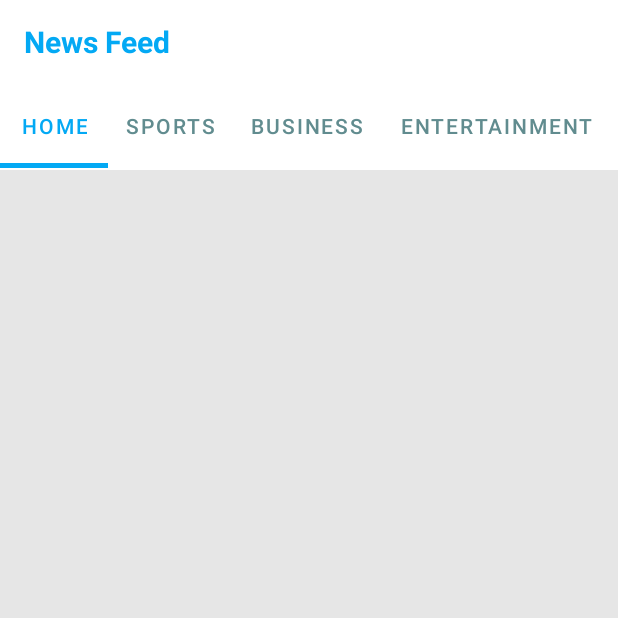
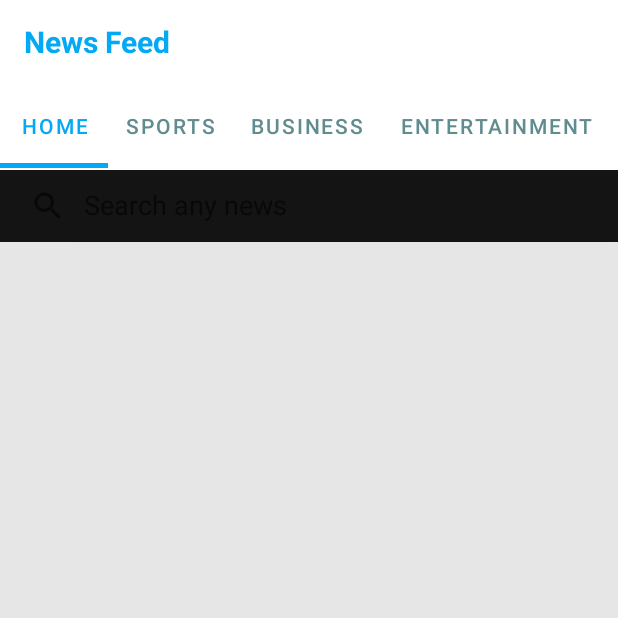
Before and after one commit to ZeeshanKhan312/News-APP, an Android app: the screen it shows after launch (MainActivity), on a phone screen of 412 x 824 dp, the top half of it. Run offline under Robolectric (Android 15) with nearby library versions, the phone set to English and light mode, and no system bars; pictures from the network do not load.

Commit message:
adding search feature-v 1.2

```diff
--- a/app/src/main/java/com/example/newsapp/ApiInterface.java
+++ b/app/src/main/java/com/example/newsapp/ApiInterface.java
@@ -7,10 +7,17 @@ import retrofit2.http.Query;
 public interface ApiInterface {
     String Base_URL="https://newsapi.org/v2/";
 
+    @GET("everything")
+    Call<News> searchNews(
+            @Query("q") String q,
+            @Query("pageSize") int pageSize,
+            @Query("apiKey") String apiKey
+    );
+
     @GET("top-headlines")
     Call<News> getNews(
         @Query("country") String country,
-        @Query("pageSize") int pagesize,
+        @Query("pageSize") int pageSize,
         @Query("apiKey") String apiKey
     );
 
@@ -18,7 +25,7 @@ public interface ApiInterface {
     Call<News> getCategoryNews(
             @Query("country") String country,
             @Query("category") String category,
-            @Query("pageSize") int pagesize,
+            @Query("pageSize") int pageSize,
             @Query("apiKey") String apiKey
     );
 }
--- a/app/src/main/java/com/example/newsapp/BusinessFragment.java
+++ b/app/src/main/java/com/example/newsapp/BusinessFragment.java
@@ -1,4 +1,6 @@
 package com.example.newsapp;
+
+import static com.example.newsapp.MainActivity.categoryNews;
 
 import android.os.Bundle;
 import android.view.LayoutInflater;
@@ -35,19 +37,21 @@ public class BusinessFragment extends Fragment {
         adapter=new Adapter(getContext(),newsList);
         businessRecyclerView.setAdapter(adapter);
 
-        //find Category wise news
-        ApiUtilities.getApiInterface().getCategoryNews(country,category,100,api).enqueue(new Callback<News>() {
-            @Override
-            public void onResponse(Call<News> call, Response<News> response) {
-                newsList.addAll(response.body().getArticles());
-                adapter.notifyDataSetChanged();
-            }
+        categoryNews(country,category,getContext(), adapter, newsList);
 
-            @Override
-            public void onFailure(Call<News> call, Throwable t) {
-
-            }
-        });
+//        //find Category wise news
+//        ApiUtilities.getApiInterface().getCategoryNews(country,category,100,api).enqueue(new Callback<News>() {
+//            @Override
+//            public void onResponse(Call<News> call, Response<News> response) {
+//                newsList.addAll(response.body().getArticles());
+//                adapter.notifyDataSetChanged();
+//            }
+//
+//            @Override
+//            public void onFailure(Call<News> call, Throwable t) {
+//
+//            }
+//        });
         return view;
     }
 }
--- a/app/src/main/java/com/example/newsapp/HomeFragment.java
+++ b/app/src/main/java/com/example/newsapp/HomeFragment.java
@@ -1,5 +1,7 @@
 package com.example.newsapp;
 
+import static com.example.newsapp.MainActivity.news;
+import static com.example.newsapp.MainActivity.searchNews;
 import android.os.Bundle;
 import android.view.LayoutInflater;
 import android.view.View;
@@ -7,6 +9,7 @@ import android.view.ViewGroup;
 
 import androidx.annotation.NonNull;
 import androidx.annotation.Nullable;
+import androidx.appcompat.widget.SearchView;
 import androidx.fragment.app.Fragment;
 import androidx.recyclerview.widget.LinearLayoutManager;
 import androidx.recyclerview.widget.RecyclerView;
@@ -24,6 +27,7 @@ public class HomeFragment extends Fragment {
     Adapter adapter;
     RecyclerView homeRecyclerView;
     ArrayList<Model> newsList;
+    androidx.appcompat.widget.SearchView searchBar;
 
     @Nullable
     @Override
@@ -31,23 +35,29 @@ public class HomeFragment extends Fragment {
         View view=inflater.inflate(R.layout.home_fragment,null);
         homeRecyclerView=view.findViewById(R.id.homeRecyclerView);
         newsList=new ArrayList<>();
+        searchBar=view.findViewById(R.id.search_bar);
+
         homeRecyclerView.setLayoutManager(new LinearLayoutManager(getContext()));
         adapter=new Adapter(getContext(),newsList);
         homeRecyclerView.setAdapter(adapter);
 
         //find News
-        ApiUtilities.getApiInterface().getNews(country,100,api).enqueue(new Callback<News>() {
+        news(country, adapter, newsList);
+
+        searchBar.setOnQueryTextListener(new SearchView.OnQueryTextListener() {
             @Override
-            public void onResponse(Call<News> call, Response<News> response) {
-                newsList.addAll(response.body().getArticles());
-                adapter.notifyDataSetChanged();
+            public boolean onQueryTextSubmit(String query) {
+                searchNews(query,adapter,newsList);
+                return true;
             }
 
             @Override
-            public void onFailure(Call<News> call, Throwable t) {
-
+            public boolean onQueryTextChange(String newText) {
+                    return false;
             }
         });
+
+
 
         return view;
     }
--- a/app/src/main/java/com/example/newsapp/MainActivity.java
+++ b/app/src/main/java/com/example/newsapp/MainActivity.java
@@ -4,26 +4,35 @@ import androidx.appcompat.app.AppCompatActivity;
 import androidx.viewpager.widget.ViewPager;
 import androidx.viewpager2.widget.ViewPager2;
 
+import android.content.Context;
 import android.os.Bundle;
+import android.widget.SearchView;
 import android.widget.Toolbar;
 
 import com.google.android.material.tabs.TabItem;
 import com.google.android.material.tabs.TabLayout;
+
+import java.util.ArrayList;
+
+import retrofit2.Call;
+import retrofit2.Callback;
+import retrofit2.Response;
 
  public class MainActivity extends AppCompatActivity {
     TabLayout tabLayout;
     TabItem tHome,tSports,tBusiness, tEntertainment, tHealth, tScience, tTechnology;
     androidx.appcompat.widget.Toolbar toolbar;
     PageAdapter pageAdapter;
-
-    String api="abf710fc482b48debbe6100332e3bd91";
+   static String api="abf710fc482b48debbe6100332e3bd91";
 
     @Override
     protected void onCreate(Bundle savedInstanceState) {
         super.onCreate(savedInstanceState);
         setContentView(R.layout.activity_main);
         toolbar=findViewById(R.id.toolbar);
-        setSupportActionBar(toolbar);
+        setSupportActionBar(toolbar); //set toolbar to act as an actionBar
+
+
 
         tHome=findViewById(R.id.home);
         tSports=findViewById(R.id.sports);
@@ -33,11 +42,14 @@ import com.google.android.material.tabs.TabLayout;
         tScience=findViewById(R.id.science);
         tTechnology=findViewById(R.id.technology);
         tabLayout=findViewById(R.id.TabLayout);
+
         ViewPager viewPager=findViewById(R.id.fragment_container);
 
+        //to set the viewpager according to the tabNo
         pageAdapter= new PageAdapter(getSupportFragmentManager(),7);
         viewPager.setAdapter(pageAdapter);
 
+        //if tab is changed
         tabLayout.addOnTabSelectedListener(new TabLayout.OnTabSelectedListener() {
             @Override
             public void onTabSelected(TabLayout.Tab tab) {
@@ -60,4 +72,54 @@ import com.google.android.material.tabs.TabLayout;
         viewPager.addOnPageChangeListener(new TabLayout.TabLayoutOnPageChangeListener(tabLayout));
 
     }
+
+    public static void news(String country, Adapter adapter, ArrayList<Model> newsList){
+        newsList.clear();
+        ApiUtilities.getApiInterface().getNews(country,100,api).enqueue(new Callback<News>() {
+            @Override
+            public void onResponse(Call<News> call, Response<News> response) {
+                newsList.addAll(response.body().getArticles());
+                adapter.notifyDataSetChanged();
+            }
+
+            @Override
+            public void onFailure(Call<News> call, Throwable t) {
+
+            }
+        });
+    }
+
+    public static void categoryNews(String country, String category, Context context,Adapter adapter, ArrayList<Model>newsList){
+//        ArrayList<Model>newsList= new ArrayList<>();
+//        Adapter adapter=new Adapter(context,newsList);
+        //find Category wise news
+        ApiUtilities.getApiInterface().getCategoryNews(country,category,100,api).enqueue(new Callback<News>() {
+            @Override
+            public void onResponse(Call<News> call, Response<News> response) {
+                newsList.addAll(response.body().getArticles());
+                adapter.notifyDataSetChanged();
+            }
+
+            @Override
+            public void onFailure(Call<News> call, Throwable t) {
+
+            }
+        });
+    }
+
+    public static void searchNews(String q, Adapter adapter, ArrayList<Model>newsList){
+        newsList.clear();
+        ApiUtilities.getApiInterface().searchNews(q,100,api).enqueue(new Callback<News>() {
+            @Override
+            public void onResponse(Call<News> call, Response<News> response) {
+                newsList.addAll(response.body().getArticles());
+                adapter.notifyDataSetChanged();
+            }
+
+            @Override
+            public void onFailure(Call<News> call, Throwable t) {
+
+            }
+        });
+    }
 }
--- a/app/src/main/java/com/example/newsapp/SportsFragment.java
+++ b/app/src/main/java/com/example/newsapp/SportsFragment.java
@@ -1,4 +1,6 @@
 package com.example.newsapp;
+
+import static com.example.newsapp.MainActivity.categoryNews;
 
 import android.os.Bundle;
 import android.view.LayoutInflater;
@@ -37,19 +39,21 @@ public class SportsFragment extends Fragment {
         adapter=new Adapter(getContext(),newsList);
         sportsRecyclerView.setAdapter(adapter);
 
-        //find Category wise news
-        ApiUtilities.getApiInterface().getCategoryNews(country,category,100,api).enqueue(new Callback<News>() {
-            @Override
-            public void onResponse(Call<News> call, Response<News> response) {
-                newsList.addAll(response.body().getArticles());
-                adapter.notifyDataSetChanged();
-            }
+        categoryNews(country,category,getContext(),adapter, newsList);
 
-            @Override
-            public void onFailure(Call<News> call, Throwable t) {
-
-            }
-        });
+//        //find Category wise news
+//        ApiUtilities.getApiInterface().getCategoryNews(country,category,100,api).enqueue(new Callback<News>() {
+//            @Override
+//            public void onResponse(Call<News> call, Response<News> response) {
+//                newsList.addAll(response.body().getArticles());
+//                adapter.notifyDataSetChanged();
+//            }
+//
+//            @Override
+//            public void onFailure(Call<News> call, Throwable t) {
+//
+//            }
+//        });
 
         return view;
     }
--- a/app/src/main/res/layout/activity_main.xml
+++ b/app/src/main/res/layout/activity_main.xml
@@ -4,6 +4,7 @@
     xmlns:tools="http://schemas.android.com/tools"
     android:layout_width="match_parent"
     android:layout_height="match_parent"
+    android:background="@color/white"
     tools:context=".MainActivity">
 
     <androidx.appcompat.widget.Toolbar
@@ -28,57 +29,62 @@
                 android:textColor="#03A9F4"
                 android:textSize="20sp"
                 android:textStyle="bold" />
-
         </RelativeLayout>
     </androidx.appcompat.widget.Toolbar>
 
     <com.google.android.material.tabs.TabLayout
+        android:id="@+id/TabLayout"
         android:layout_width="match_parent"
         android:layout_height="?attr/actionBarSize"
-        android:id="@+id/TabLayout"
         android:layout_below="@+id/toolbar"
-        app:tabTextColor="#618C8f"
-        app:tabSelectedTextColor="#03A9F4"
+        android:backgroundTint="@color/white"
         app:tabIndicatorColor="#03A9F4"
         app:tabIndicatorHeight="3.5dp"
         app:tabMode="scrollable"
-        android:backgroundTint="@color/white">
+        app:tabSelectedTextColor="#03A9F4"
+        app:tabTextColor="#618C8f">
 
         <com.google.android.material.tabs.TabItem
+            android:id="@+id/home"
             android:layout_width="wrap_content"
             android:layout_height="wrap_content"
-            android:text="HOME"
-            android:id="@+id/home"/>
+            android:text="HOME" />
+
         <com.google.android.material.tabs.TabItem
+            android:id="@+id/sports"
             android:layout_width="wrap_content"
             android:layout_height="wrap_content"
-            android:text="SPORTS"
-            android:id="@+id/sports"/>
+            android:text="SPORTS" />
+
         <com.google.android.material.tabs.TabItem
+            android:id="@+id/business"
             android:layout_width="wrap_content"
             android:layout_height="wrap_content"
-            android:text="BUSINESS"
-            android:id="@+id/business"/>
+            android:text="BUSINESS" />
+
         <com.google.android.material.tabs.TabItem
+            android:id="@+id/entertainment"
             android:layout_width="wrap_content"
             android:layout_height="wrap_content"
-            android:text="ENTERTAINMENT"
-            android:id="@+id/entertainment"/>
+            android:text="ENTERTAINMENT" />
+
         <com.google.android.material.tabs.TabItem
+            android:id="@+id/health"
             android:layout_width="wrap_content"
             android:layout_height="wrap_content"
-            android:text="HEALTH"
-            android:id="@+id/health"/>
+            android:text="HEALTH" />
+
         <com.google.android.material.tabs.TabItem
+            android:id="@+id/science"
             android:layout_width="wrap_content"
             android:layout_height="wrap_content"
-            android:text="SCIENCE"
-            android:id="@+id/science"/>
+            android:text="SCIENCE" />
+
         <com.google.android.material.tabs.TabItem
+            android:id="@+id/technology"
             android:layout_width="wrap_content"
             android:layout_height="wrap_content"
-            android:text="TECHNOLOGY"
-            android:id="@+id/technology"/>
+            android:text="TECHNOLOGY" />
     </com.google.android.material.tabs.TabLayout>
 
     <androidx.viewpager.widget.ViewPager
--- a/app/src/main/res/layout/activity_web_view.xml
+++ b/app/src/main/res/layout/activity_web_view.xml
@@ -4,6 +4,7 @@
     xmlns:tools="http://schemas.android.com/tools"
     android:layout_width="match_parent"
     android:layout_height="match_parent"
+    android:background="@color/white"
     tools:context=".webView">
 
     <androidx.appcompat.widget.Toolbar
--- a/app/src/main/res/layout/home_fragment.xml
+++ b/app/src/main/res/layout/home_fragment.xml
@@ -1,14 +1,23 @@
 <?xml version="1.0" encoding="utf-8"?>
 <RelativeLayout xmlns:android="http://schemas.android.com/apk/res/android"
+    xmlns:app="http://schemas.android.com/apk/res-auto"
     android:orientation="vertical"
     android:layout_width="match_parent"
     android:layout_height="match_parent"
     android:background="#E6E6E6">
 
+    <androidx.appcompat.widget.SearchView
+        android:id="@+id/search_bar"
+        android:layout_width="match_parent"
+        android:layout_height="wrap_content"
+        android:background="#E9000000"
+        app:iconifiedByDefault="false"
+        app:queryHint="Search any news" />
     <androidx.recyclerview.widget.RecyclerView
         android:layout_width="match_parent"
         android:layout_height="match_parent"
         android:id="@+id/homeRecyclerView"
+        android:layout_below="@id/search_bar"
         android:layout_margin="2dp"
         android:padding="2dp"
         android:fitsSystemWindows="true"/>
```
